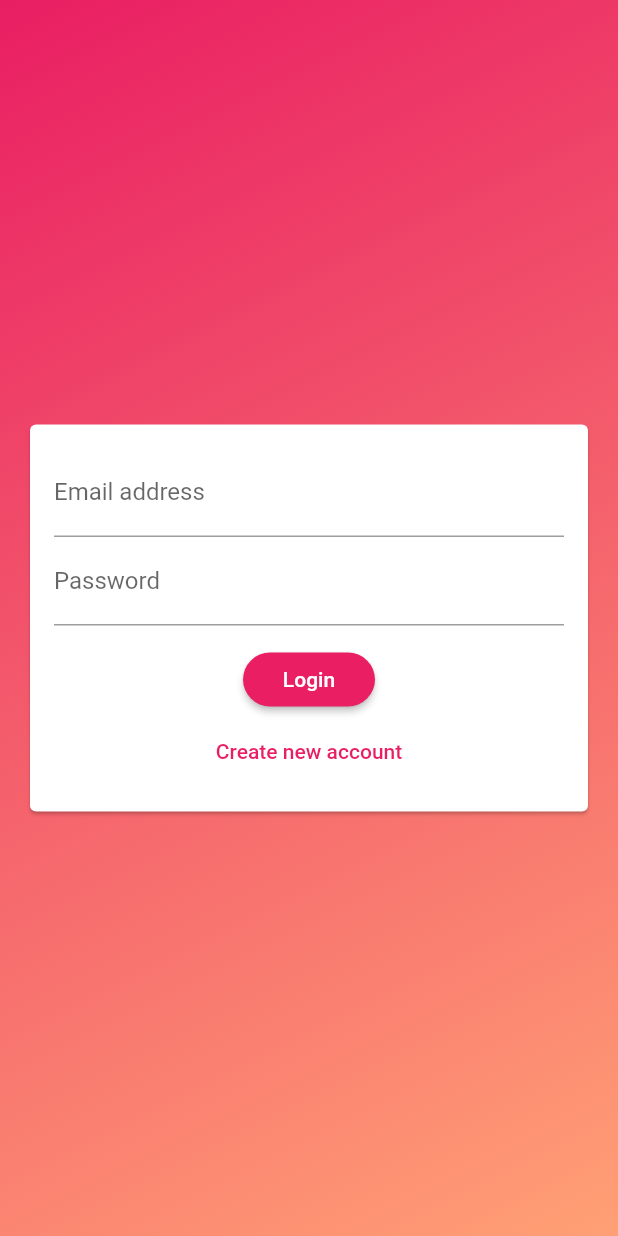
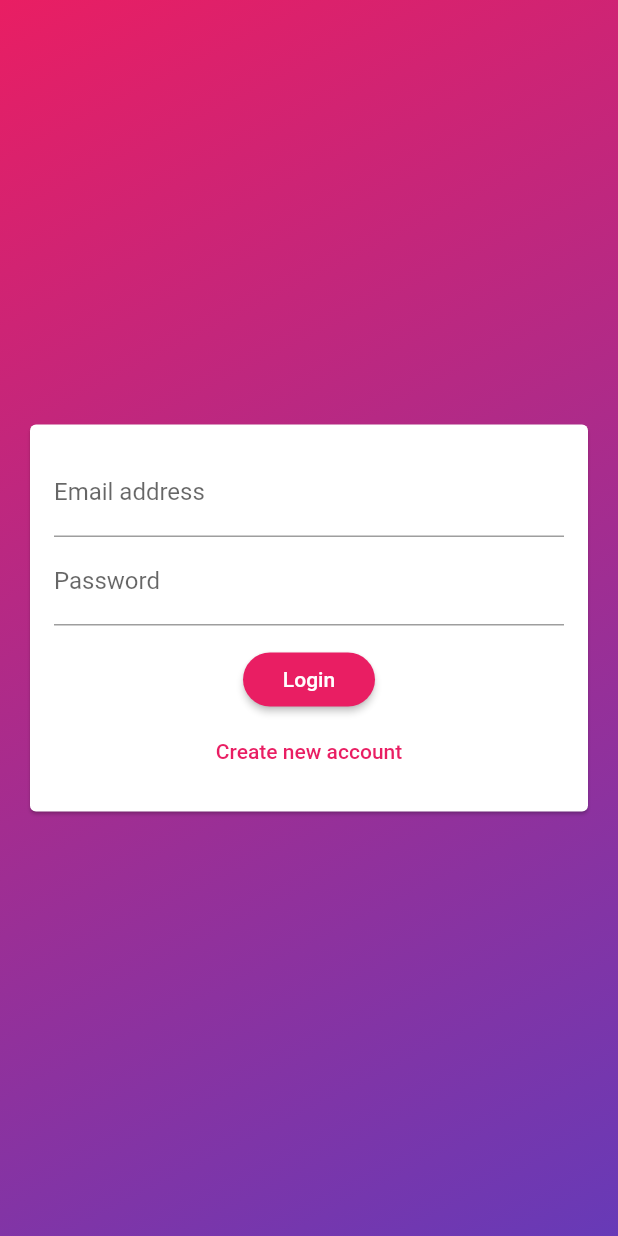
Before and after one commit to simran1901/Chat-App, a Flutter app: the screen it shows after launch, on a phone screen of 412 x 824 dp. Run offline on Flutter 3.47's test engine with Material 2 defaults, Android fonts, the phone set to English and light mode, and no system bars; our stand-ins replace cloud_firestore, firebase_auth, firebase_core; accounts and stored records are empty.

```diff
--- a/lib/main.dart
+++ b/lib/main.dart
@@ -1,5 +1,6 @@
 import 'package:flutter/material.dart';
 import 'package:firebase_core/firebase_core.dart';
+import 'package:firebase_auth/firebase_auth.dart';
 
 import './screens/chat_screen.dart';
 import './screens/auth_screen.dart';
@@ -14,7 +15,7 @@ class MyApp extends StatelessWidget {
   @override
   Widget build(BuildContext context) {
     return MaterialApp(
-      title: 'FlutterChat',
+      title: 'ChatGo',
       theme: ThemeData(
         primarySwatch: Colors.pink,
         backgroundColor: Colors.pink,
@@ -28,7 +29,12 @@ class MyApp extends StatelessWidget {
           ),
         ),
       ),
-      home: AuthScreen(),
+      home: StreamBuilder(stream: FirebaseAuth.instance.authStateChanges(), builder: (ctx, userSnapshot) {
+        if(userSnapshot.hasData) {
+          return ChatScreen();
+        }
+        return AuthScreen();
+      },),
     );
   }
 }
--- a/lib/screens/auth_screen.dart
+++ b/lib/screens/auth_screen.dart
@@ -80,7 +80,7 @@ class _AuthScreenState extends State<AuthScreen> {
         gradient: LinearGradient(
           colors: [
             Theme.of(context).primaryColor,
-            Color.fromRGBO(255, 160, 117, 1),
+            Theme.of(context).accentColor,
           ],
           begin: Alignment.topLeft,
           end: Alignment.bottomRight,
```
Also changed, not shown: lib/screens/chat_screen.dart (+31 -0 lines).
